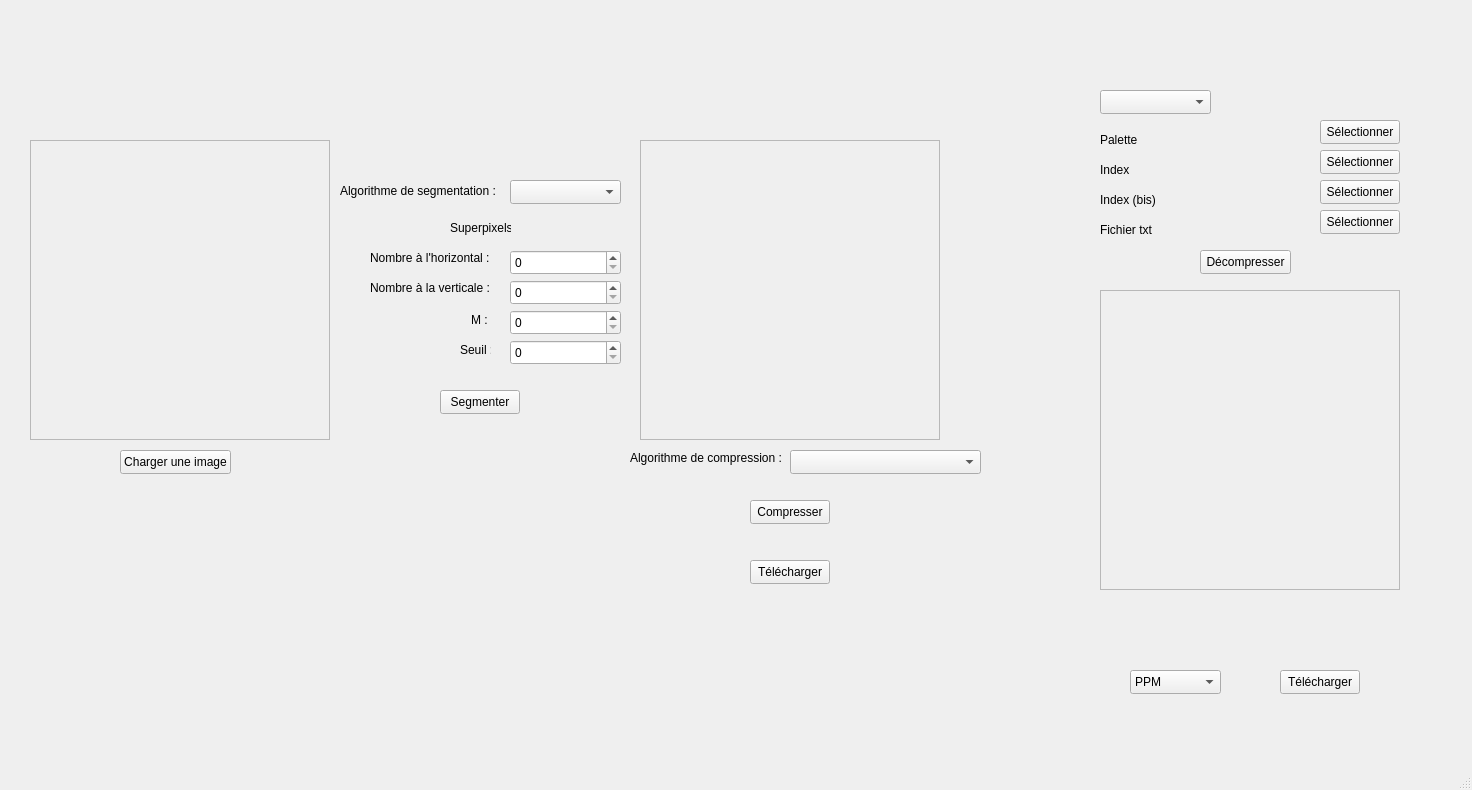
Above: QT/mainwindow.ui from LeaSerrano/M2-IMAGINE-ProjetImage before the change. Below: the same form after it.
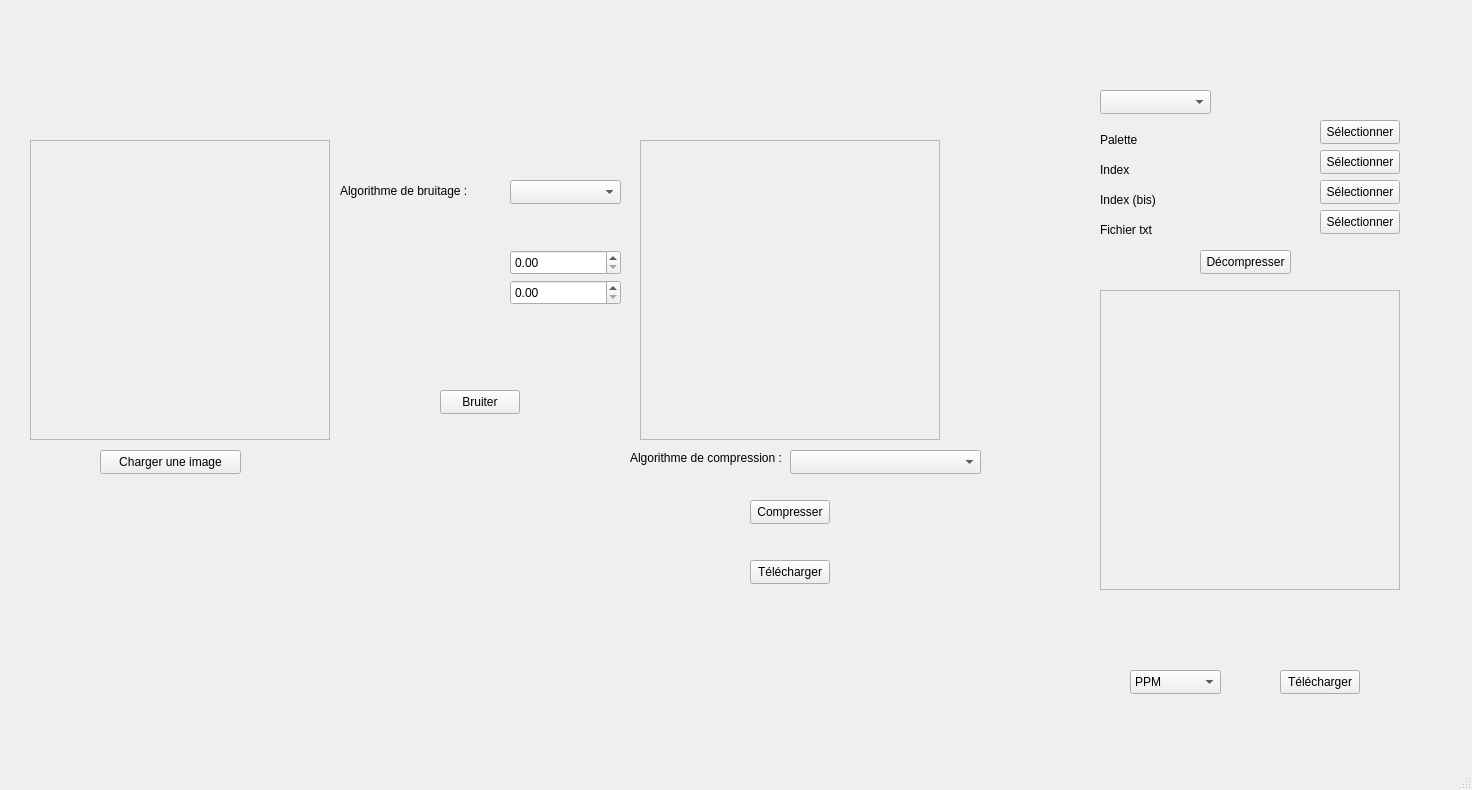
That is the form after the change.

Diff of the .ui file:
```diff
--- a/QT/mainwindow.ui
+++ b/QT/mainwindow.ui
@@ -17,9 +17,9 @@
    <widget class="QPushButton" name="load_button">
     <property name="geometry">
      <rect>
-      <x>120</x>
+      <x>100</x>
       <y>450</y>
-      <width>111</width>
+      <width>141</width>
       <height>24</height>
      </rect>
     </property>
@@ -65,20 +65,10 @@
      </property>
     </item>
    </widget>
-   <widget class="QSpinBox" name="select_KX">
-    <property name="geometry">
-     <rect>
-      <x>510</x>
-      <y>250</y>
-      <width>111</width>
-      <height>25</height>
-     </rect>
+   <widget class="QDoubleSpinBox" name="select_2_bruit">
+    <property name="enabled">
+     <bool>true</bool>
     </property>
-    <property name="maximum">
-     <number>9999</number>
-    </property>
-   </widget>
-   <widget class="QSpinBox" name="select_KY">
     <property name="geometry">
      <rect>
       <x>510</x>
@@ -87,8 +77,8 @@
       <height>25</height>
      </rect>
     </property>
-    <property name="maximum">
-     <number>9999</number>
+    <property name="singleStep">
+     <double>0.500000000000000</double>
     </property>
    </widget>
    <widget class="QFrame" name="start_frame">
@@ -142,20 +132,7 @@
      </rect>
     </property>
     <property name="text">
-     <string>Segmenter</string>
-    </property>
-   </widget>
-   <widget class="QSpinBox" name="select_M">
-    <property name="geometry">
-     <rect>
-      <x>510</x>
-      <y>310</y>
-      <width>111</width>
-      <height>25</height>
-     </rect>
-    </property>
-    <property name="maximum">
-     <number>9999</number>
+     <string>Bruiter</string>
     </property>
    </widget>
    <widget class="QFrame" name="seg_frame">
@@ -199,19 +176,6 @@
     <zorder>fond_image_2</zorder>
     <zorder>seg_label</zorder>
    </widget>
-   <widget class="QSpinBox" name="select_SEUIL">
-    <property name="geometry">
-     <rect>
-      <x>510</x>
-      <y>340</y>
-      <width>111</width>
-      <height>25</height>
-     </rect>
-    </property>
-    <property name="maximum">
-     <number>9999</number>
-    </property>
-   </widget>
    <widget class="QComboBox" name="select_comp">
     <property name="geometry">
      <rect>
@@ -518,72 +482,39 @@
      </rect>
     </property>
     <property name="text">
-     <string>Algorithme de segmentation :</string>
+     <string>Algorithme de bruitage :</string>
     </property>
    </widget>
-   <widget class="QLabel" name="label_3">
-    <property name="geometry">
-     <rect>
-      <x>450</x>
-      <y>220</y>
-      <width>61</width>
-      <height>16</height>
-     </rect>
+   <widget class="QLabel" name="label_1_bruit">
+    <property name="enabled">
+     <bool>true</bool>
     </property>
-    <property name="text">
-     <string>Superpixels</string>
-    </property>
-   </widget>
-   <widget class="QLabel" name="label_4">
     <property name="geometry">
      <rect>
-      <x>370</x>
+      <x>420</x>
       <y>250</y>
-      <width>121</width>
-      <height>16</height>
+      <width>71</width>
+      <height>20</height>
      </rect>
     </property>
     <property name="text">
-     <string>Nombre à l'horizontal :</string>
+     <string/>
     </property>
    </widget>
-   <widget class="QLabel" name="label_9">
+   <widget class="QLabel" name="label_2_bruit">
+    <property name="enabled">
+     <bool>true</bool>
+    </property>
     <property name="geometry">
      <rect>
-      <x>370</x>
+      <x>420</x>
       <y>280</y>
-      <width>121</width>
-      <height>16</height>
-     </rect>
-    </property>
-    <property name="text">
-     <string>Nombre à la verticale :</string>
-    </property>
-   </widget>
-   <widget class="QLabel" name="label_10">
-    <property name="geometry">
-     <rect>
-      <x>471</x>
-      <y>310</y>
-      <width>20</width>
+      <width>71</width>
       <height>20</height>
      </rect>
     </property>
     <property name="text">
-     <string>M :</string>
-    </property>
-   </widget>
-   <widget class="QLabel" name="label_11">
-    <property name="geometry">
-     <rect>
-      <x>460</x>
-      <y>340</y>
-      <width>31</width>
-      <height>20</height>
-     </rect>
-    </property>
-    <property name="text">
-     <string>Seuil :</string>
+     <string/>
     </property>
    </widget>
    <widget class="QLabel" name="logoLabel">
@@ -666,6 +597,22 @@
      <string>Télécharger</string>
     </property>
    </widget>
+   <widget class="QDoubleSpinBox" name="select_1_bruit">
+    <property name="enabled">
+     <bool>true</bool>
+    </property>
+    <property name="geometry">
+     <rect>
+      <x>510</x>
+      <y>250</y>
+      <width>111</width>
+      <height>25</height>
+     </rect>
+    </property>
+    <property name="singleStep">
+     <double>0.500000000000000</double>
+    </property>
+   </widget>
   </widget>
   <widget class="QMenuBar" name="menubar">
    <property name="geometry">
```
Left out of the diff: 21 changed lines with no effect on the pictures.
